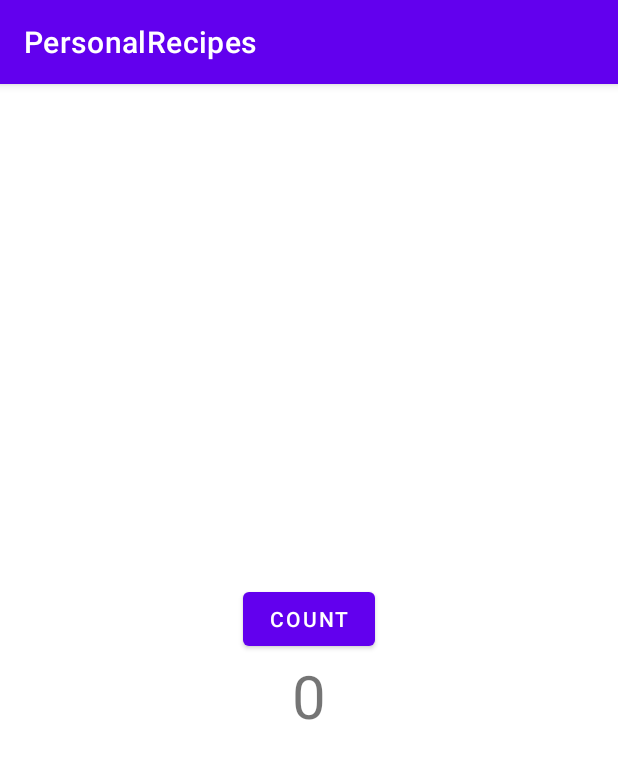
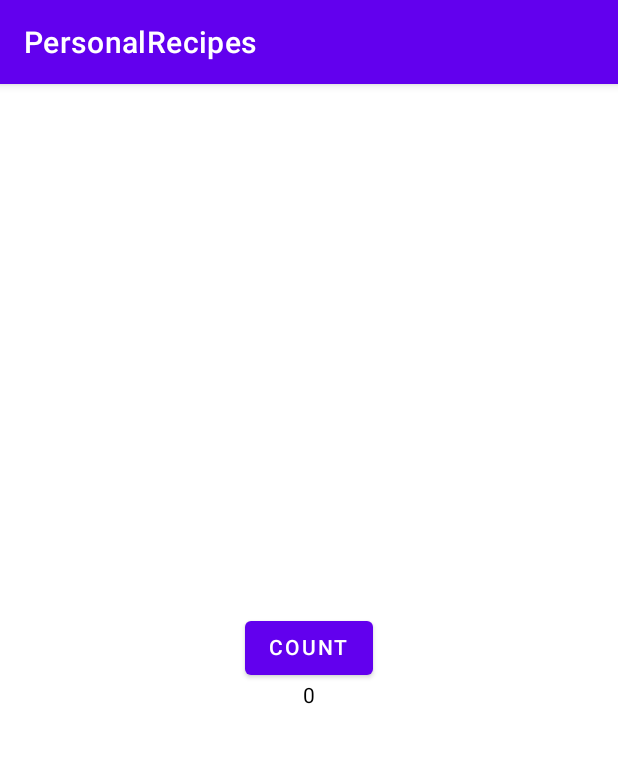
Before and after one commit to mrpaulblack/PersonalRecipes, an Android app built with Jetpack Compose: the screen it shows after launch (MainActivity), on a phone screen of 412 x 824 dp. Shown: the top 759 px of the screen. Run offline under Robolectric (Android 15) with nearby library versions, the phone set to English and light mode, and no system bars; our stand-ins replace livedata-compose.

Commit message:
[WIP] feat: use jetpack compose for counter fragment
* add jetpack dependencies
* add back action for fragment manager in main activity
* downgrade kotlin to v1.7.0 to work with the used jetpack version
* remove fragment_counter.xml and replace with refactor in CounterFragment.kt

```diff
--- a/app/build.gradle
+++ b/app/build.gradle
@@ -31,7 +31,7 @@ android {
         jvmTarget = '1.8'
     }
     buildFeatures {
-        viewBinding = true
+        compose = true
     }
 }
 
@@ -46,6 +46,14 @@ dependencies {
     implementation 'androidx.lifecycle:lifecycle-livedata-ktx:2.5.1'
     implementation 'com.google.android.material:material:1.7.0'
 
+    implementation 'androidx.compose.ui:ui:1.1.1'
+    implementation "androidx.compose.foundation:foundation:1.1.1"
+    implementation "androidx.compose.runtime:runtime-livedata:1.1.1"
+    implementation "androidx.compose.runtime:runtime-rxjava2:1.1.1"
+    implementation "androidx.compose.material:material:1.1.1"
+    implementation "androidx.compose.material:material-icons-core:1.1.1"
+    implementation "androidx.compose.material:material-icons-extended:1.1.1"
+
     testImplementation 'junit:junit:4.13.2'
     androidTestImplementation 'androidx.test.ext:junit:1.1.4'
     androidTestImplementation 'androidx.test.espresso:espresso-core:3.5.0'
--- a/app/src/main/java/com/github/mrpaulblack/personalrecipes/CounterFragment.kt
+++ b/app/src/main/java/com/github/mrpaulblack/personalrecipes/CounterFragment.kt
@@ -4,24 +4,37 @@ import android.os.Bundle
 import android.view.LayoutInflater
 import android.view.View
 import android.view.ViewGroup
+import androidx.compose.foundation.layout.Arrangement
+import androidx.compose.foundation.layout.Column
+import androidx.compose.material.Button
+import androidx.compose.material.Text
+import androidx.compose.runtime.getValue
+import androidx.compose.runtime.livedata.observeAsState
+import androidx.compose.ui.Alignment
+import androidx.compose.ui.platform.ComposeView
 import androidx.fragment.app.Fragment
 import androidx.fragment.app.viewModels
-import com.github.mrpaulblack.personalrecipes.databinding.FragmentCounterBinding
 
 class CounterFragment : Fragment() {
     private val viewModel by viewModels<CounterViewModel>();
 
-    override fun onCreateView(inflater: LayoutInflater, container: ViewGroup?, savedInstanceState: Bundle?): View {
-        val binding = FragmentCounterBinding.inflate(inflater)
+    override fun onCreateView(inflater: LayoutInflater, container: ViewGroup?, savedInstanceState: Bundle?)
+    : View = ComposeView(requireContext()).apply {
+        setContent {
+            // define State<T> for recomposition
+            // needs to be defined inside @composable or setContent{}
+            val counter: Int by viewModel.counter.observeAsState(initial = 0)
 
-        binding.counterButton.setOnClickListener {
-            viewModel.onCounterClicked();
+            Column(
+                verticalArrangement = Arrangement.Center,
+                horizontalAlignment = Alignment.CenterHorizontally
+            ) {
+                Button(
+                    onClick = { viewModel.onCounterClicked() }) {
+                    Text("COUNT")
+                }
+                Text(counter.toString())
+            }
         }
-
-        viewModel.counter.observe(viewLifecycleOwner) {
-            binding.counterText.text = it.toString();
-        }
-
-        return binding.root;
     }
 }
--- a/app/src/main/java/com/github/mrpaulblack/personalrecipes/MainActivity.kt
+++ b/app/src/main/java/com/github/mrpaulblack/personalrecipes/MainActivity.kt
@@ -10,4 +10,8 @@ class MainActivity : AppCompatActivity() {
 
         supportFragmentManager.beginTransaction().replace(R.id.container, CounterFragment()).commit();
     }
+
+    override fun onBackPressed() {
+        supportFragmentManager.popBackStack();
+    }
 }
--- a/app/src/main/res/layout/fragment_counter.xml
+++ /dev/null
@@ -1,21 +0,0 @@
-<?xml version="1.0" encoding="utf-8"?>
-<LinearLayout xmlns:android="http://schemas.android.com/apk/res/android"
-    xmlns:tools="http://schemas.android.com/tools"
-    android:layout_width="match_parent"
-    android:layout_height="match_parent"
-    android:gravity="center"
-    android:orientation="vertical">
-
-    <Button
-        android:id="@+id/counterButton"
-        android:layout_width="wrap_content"
-        android:layout_height="wrap_content"
-        android:text="Count" />
-
-    <TextView
-        android:id="@+id/counterText"
-        android:layout_width="wrap_content"
-        android:layout_height="wrap_content"
-        android:textSize="40sp"
-        tools:text="42" />
-</LinearLayout>
--- a/build.gradle
+++ b/build.gradle
@@ -2,5 +2,5 @@
 plugins {
     id 'com.android.application' version '7.4.2' apply false
     id 'com.android.library' version '7.4.2' apply false
-    id 'org.jetbrains.kotlin.android' version '1.7.20' apply false
+    id 'org.jetbrains.kotlin.android' version '1.7.0' apply false
 }
```
